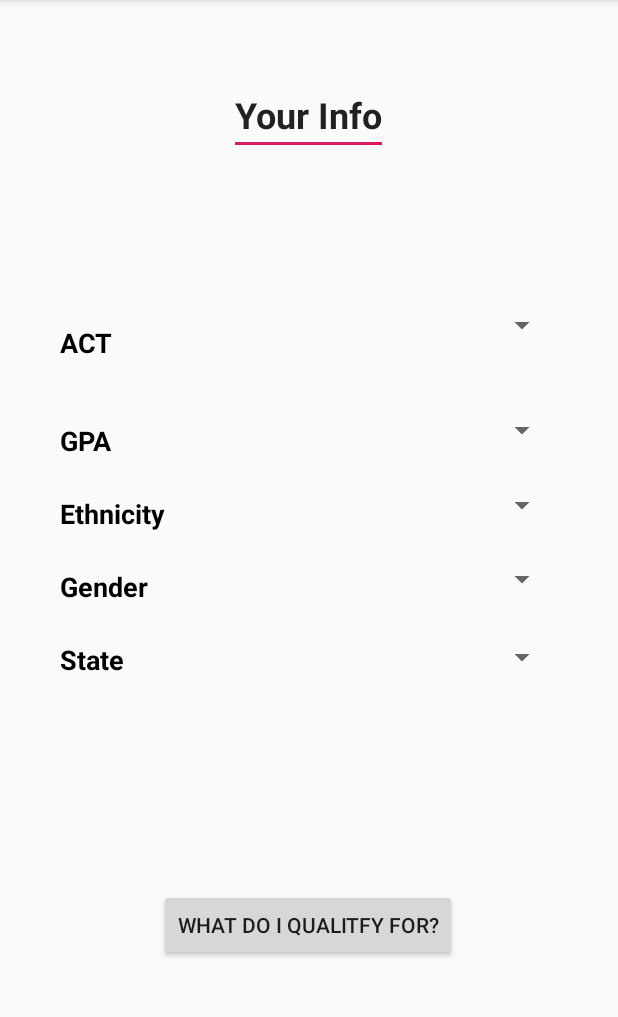
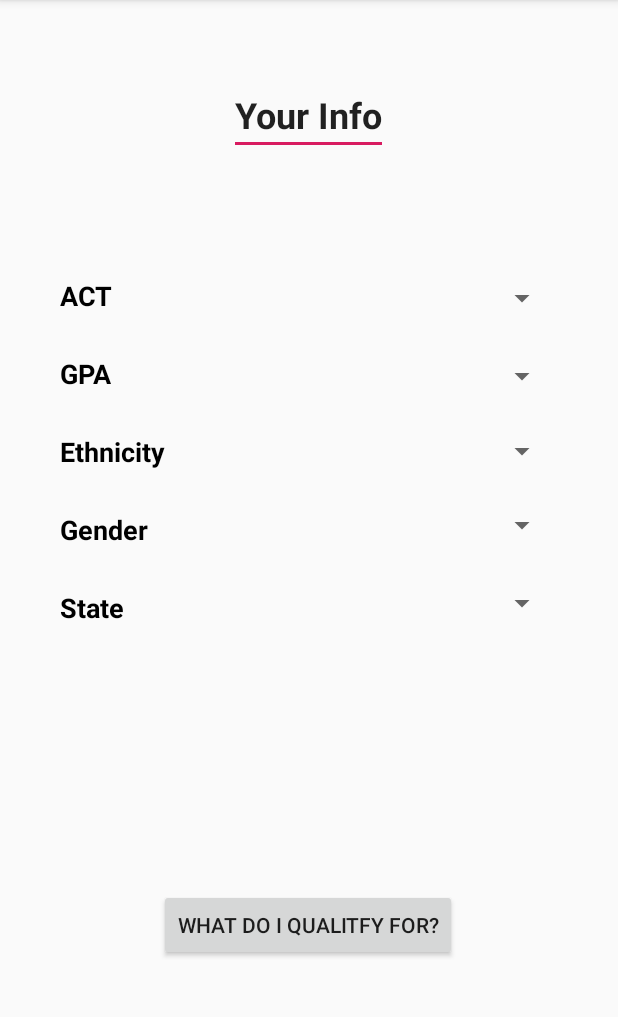
Before and after one commit to guillermo31/ScholarShare, an Android app: the activity_user_input screen opened directly, with no data from a screen before it, on a phone screen of 412 x 824 dp, the part 84-1101 px from its top. Run offline under Robolectric (Android 15) with nearby library versions, the phone set to English and light mode, and no system bars.

Commit message:
Fixed constraints in the user input.

```diff
--- a/app/src/main/res/layout/activity_add.xml
+++ b/app/src/main/res/layout/activity_add.xml
@@ -232,12 +232,15 @@
 
     <TextView
         android:id="@+id/textView4"
-        android:layout_width="47dp"
+        android:layout_width="50dp"
         android:layout_height="39dp"
         android:layout_marginStart="40dp"
         android:layout_marginLeft="40dp"
         android:layout_marginBottom="50dp"
         android:text="From:"
+        android:textColor="@color/common_google_signin_btn_text_dark_focused"
+        android:textSize="18sp"
+        android:textStyle="bold"
         app:layout_constraintBottom_toBottomOf="parent"
         app:layout_constraintStart_toStartOf="parent" />
 
--- a/app/src/main/res/layout/activity_user_input.xml
+++ b/app/src/main/res/layout/activity_user_input.xml
@@ -27,74 +27,72 @@
     <TextView
         android:id="@+id/EthnicityLabel"
         android:layout_width="wrap_content"
-        android:layout_height="wrap_content"
+        android:layout_height="28dp"
         android:layout_marginStart="40dp"
         android:layout_marginLeft="40dp"
-        android:layout_marginBottom="24dp"
+        android:layout_marginTop="24dp"
         android:text="Ethnicity"
         android:textColor="@color/common_google_signin_btn_text_dark_focused"
         android:textSize="18sp"
         android:textStyle="bold"
-        app:layout_constraintBottom_toTopOf="@+id/GenderLabel"
-        app:layout_constraintStart_toStartOf="parent" />
+        app:layout_constraintStart_toStartOf="parent"
+        app:layout_constraintTop_toBottomOf="@+id/GPALabel" />
 
     <TextView
         android:id="@+id/GPALabel"
         android:layout_width="wrap_content"
-        android:layout_height="wrap_content"
+        android:layout_height="28dp"
         android:layout_marginStart="40dp"
         android:layout_marginLeft="40dp"
-        android:layout_marginBottom="24dp"
+        android:layout_marginTop="24dp"
         android:text="GPA"
         android:textColor="@color/common_google_signin_btn_text_dark_focused"
         android:textSize="18sp"
         android:textStyle="bold"
-        app:layout_constraintBottom_toTopOf="@+id/EthnicityLabel"
-        app:layout_constraintStart_toStartOf="parent" />
+        app:layout_constraintStart_toStartOf="parent"
+        app:layout_constraintTop_toBottomOf="@+id/ACTLabel" />
 
     <TextView
         android:id="@+id/ACTLabel"
         android:layout_width="wrap_content"
-        android:layout_height="wrap_content"
+        android:layout_height="28dp"
         android:layout_marginStart="40dp"
         android:layout_marginLeft="40dp"
-        android:layout_marginTop="199dp"
-        android:layout_marginBottom="24dp"
+        android:layout_marginTop="81dp"
         android:text="@string/act"
         android:textColor="@color/common_google_signin_btn_text_dark_focused"
         android:textSize="18sp"
         android:textStyle="bold"
-        app:layout_constraintBottom_toTopOf="@+id/GPALabel"
         app:layout_constraintStart_toStartOf="parent"
-        app:layout_constraintTop_toTopOf="parent" />
+        app:layout_constraintTop_toBottomOf="@+id/Title" />
 
     <TextView
         android:id="@+id/GenderLabel"
         android:layout_width="wrap_content"
-        android:layout_height="wrap_content"
+        android:layout_height="28dp"
         android:layout_marginStart="40dp"
         android:layout_marginLeft="40dp"
-        android:layout_marginBottom="24dp"
+        android:layout_marginTop="24dp"
         android:text="Gender"
         android:textColor="@color/common_google_signin_btn_text_dark_focused"
         android:textSize="18sp"
         android:textStyle="bold"
-        app:layout_constraintBottom_toTopOf="@+id/StateLabel"
-        app:layout_constraintStart_toStartOf="parent" />
+        app:layout_constraintStart_toStartOf="parent"
+        app:layout_constraintTop_toBottomOf="@+id/EthnicityLabel" />
 
     <TextView
         android:id="@+id/StateLabel"
         android:layout_width="wrap_content"
-        android:layout_height="wrap_content"
+        android:layout_height="28dp"
         android:layout_marginStart="40dp"
         android:layout_marginLeft="40dp"
-        android:layout_marginBottom="316dp"
+        android:layout_marginTop="24dp"
         android:text="State"
         android:textColor="@color/common_google_signin_btn_text_dark_focused"
         android:textSize="18sp"
         android:textStyle="bold"
-        app:layout_constraintBottom_toBottomOf="parent"
-        app:layout_constraintStart_toStartOf="parent" />
+        app:layout_constraintStart_toStartOf="parent"
+        app:layout_constraintTop_toBottomOf="@+id/GenderLabel" />
 
     <Spinner
         android:id="@+id/ACTDropDown"
@@ -103,9 +101,7 @@
         android:layout_marginTop="81dp"
         android:layout_marginEnd="40dp"
         android:layout_marginRight="40dp"
-        android:layout_marginBottom="24dp"
         android:spinnerMode="dropdown"
-        app:layout_constraintBottom_toTopOf="@+id/GPADropDown"
         app:layout_constraintEnd_toEndOf="parent"
         app:layout_constraintTop_toBottomOf="@+id/Title" />
 
@@ -113,41 +109,41 @@
         android:id="@+id/GPADropDown"
         android:layout_width="136dp"
         android:layout_height="28dp"
+        android:layout_marginTop="24dp"
         android:layout_marginEnd="40dp"
         android:layout_marginRight="40dp"
-        android:layout_marginBottom="24dp"
-        app:layout_constraintBottom_toTopOf="@+id/EthnicityDropDown"
-        app:layout_constraintEnd_toEndOf="parent" />
+        app:layout_constraintEnd_toEndOf="parent"
+        app:layout_constraintTop_toBottomOf="@+id/ACTDropDown" />
 
     <Spinner
         android:id="@+id/EthnicityDropDown"
         android:layout_width="136dp"
         android:layout_height="23dp"
+        android:layout_marginTop="24dp"
         android:layout_marginEnd="40dp"
         android:layout_marginRight="40dp"
-        android:layout_marginBottom="24dp"
-        app:layout_constraintBottom_toTopOf="@+id/GenderDropDown"
-        app:layout_constraintEnd_toEndOf="parent" />
+        app:layout_constraintEnd_toEndOf="parent"
+        app:layout_constraintTop_toBottomOf="@+id/GPADropDown" />
 
     <Spinner
         android:id="@+id/GenderDropDown"
         android:layout_width="136dp"
         android:layout_height="28dp"
+        android:layout_marginTop="24dp"
         android:layout_marginEnd="40dp"
         android:layout_marginRight="40dp"
-        android:layout_marginBottom="24dp"
-        app:layout_constraintBottom_toTopOf="@+id/StateDropDown"
-        app:layout_constraintEnd_toEndOf="parent" />
+        app:layout_constraintEnd_toEndOf="parent"
+        app:layout_constraintTop_toBottomOf="@+id/EthnicityDropDown" />
 
     <Spinner
         android:id="@+id/StateDropDown"
         android:layout_width="136dp"
         android:layout_height="28dp"
+        android:layout_marginTop="24dp"
         android:layout_marginEnd="40dp"
         android:layout_marginRight="40dp"
-        android:layout_marginBottom="316dp"
-        app:layout_constraintBottom_toBottomOf="parent"
-        app:layout_constraintEnd_toEndOf="parent" />
+        app:layout_constraintEnd_toEndOf="parent"
+        app:layout_constraintTop_toBottomOf="@+id/GenderDropDown" />
 
     <Button
         android:id="@+id/SearchButton"
```
